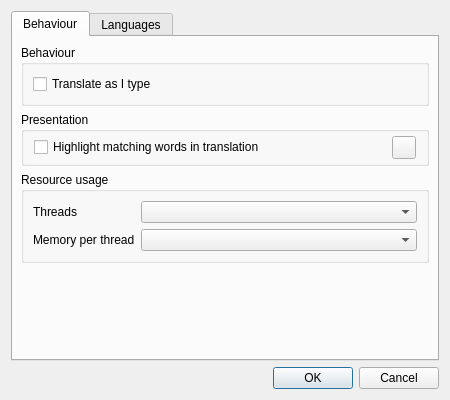
Above: src/TranslatorSettingsDialog.ui from XapaJIaMnu/translateLocally before the change. Below: the same form after it.
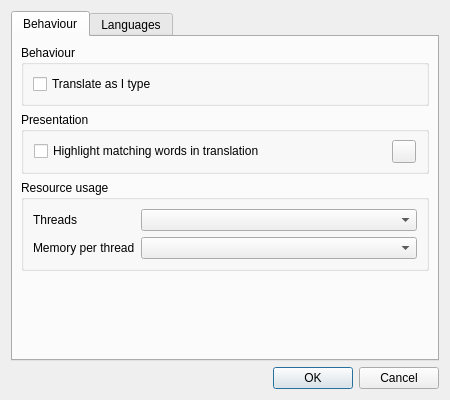
That is the form after the change. Custom widgets are drawn as their Qt base class.

Commit message:
Improve layout in settings pane on Linux
Still works okay on macOS

Diff of the .ui file:
```diff
--- a/src/TranslatorSettingsDialog.ui
+++ b/src/TranslatorSettingsDialog.ui
@@ -62,13 +62,13 @@
            <number>10</number>
           </property>
           <property name="topMargin">
-           <number>4</number>
+           <number>8</number>
           </property>
           <property name="rightMargin">
            <number>10</number>
           </property>
           <property name="bottomMargin">
-           <number>4</number>
+           <number>8</number>
           </property>
           <item>
            <layout class="QHBoxLayout" name="horizontalLayout_2">
```
